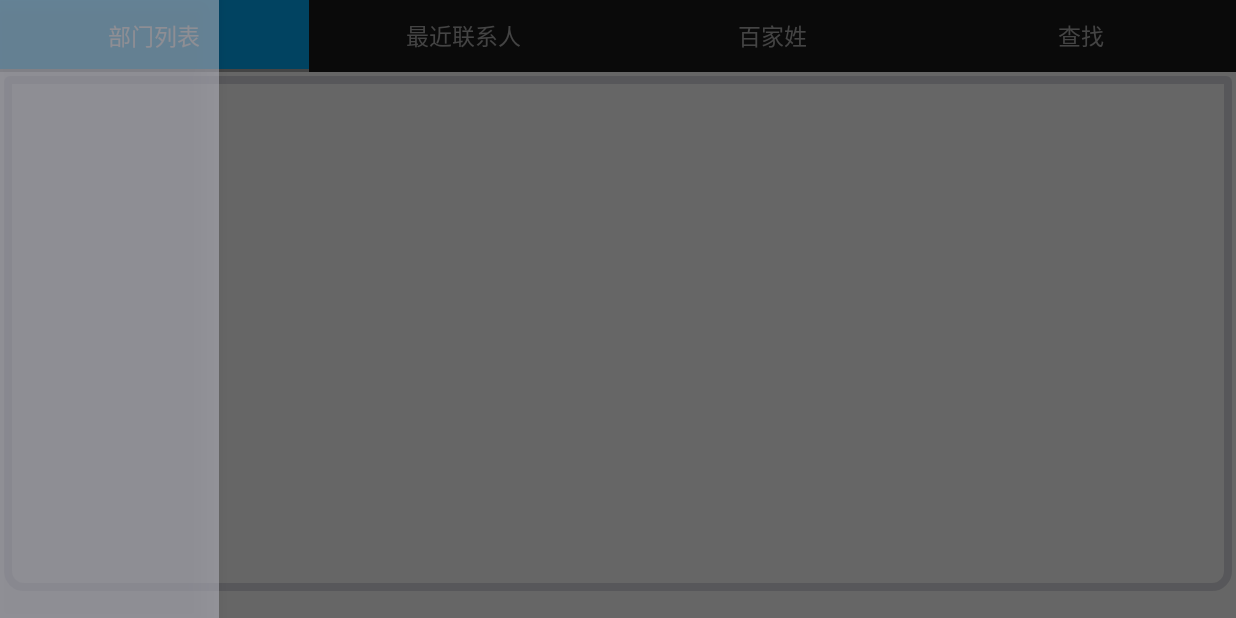
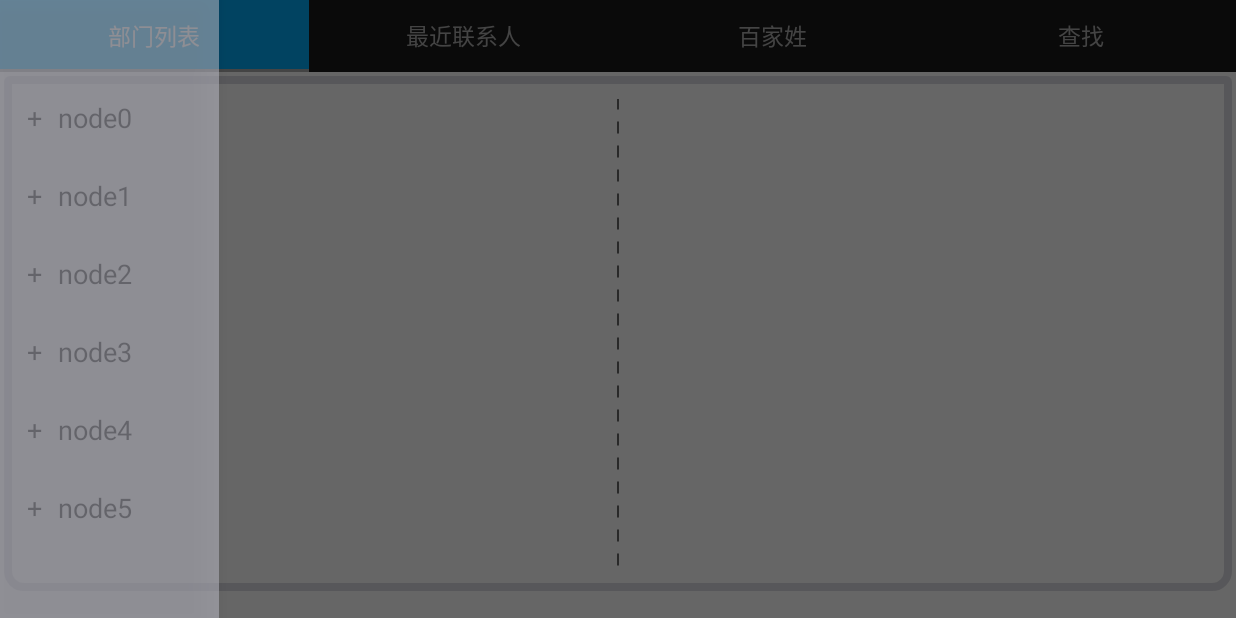
Before and after one commit to yuexianguo/phone_book_code, an Android app: the screen it shows after launch (MainActivity), with the side drawer open, on a phone screen of 824 x 412 dp (held sideways). Run offline under Robolectric (Android 15) with nearby library versions, the phone set to English and light mode, and no system bars; our stand-ins replace RxJava, Volley; libraries missing offline, so code that uses them is left out: com.kaopiz.kprogresshud, io.realm; network calls fail; pictures from the network do not load; 5 statements that could not run were skipped.

Commit message:
1.Supported the dept tree list sample.

```diff
--- a/app/build.gradle
+++ b/app/build.gradle
@@ -78,7 +78,4 @@ dependencies {
 
     //for the StringUtils
     implementation "org.apache.commons:commons-lang3:$commons_lang_version"
-    //for seekbar
-    implementation 'com.crystal:crystalrangeseekbar:1.1.3'
-
 }
--- /dev/null
+++ b/app/src/main/java/com/phone/book/adapter/DeptTreeAdapter.java
@@ -0,0 +1,96 @@
+package com.phone.book.adapter;
+
+import android.content.Context;
+import android.view.LayoutInflater;
+import android.view.View;
+import android.view.ViewGroup;
+import android.widget.TextView;
+
+import androidx.annotation.NonNull;
+import androidx.recyclerview.widget.RecyclerView;
+
+import com.phone.book.R;
+import com.phone.book.bean.Tree;
+
+import java.util.ArrayList;
+import java.util.Stack;
+
+/**
+ * description :
+ * author : Andy.Guo
+ * email : Andy.Guo@waclightiong.com.cn
+ * data : 2021/12/31
+ */
+public class DeptTreeAdapter extends RecyclerView.Adapter<DeptTreeAdapter.ViewHolder> {
+    ArrayList<Tree> treeList=new ArrayList<>();
+    Context context ;
+    Tree pin;
+    public DeptTreeAdapter(Context context, Tree tree) {
+        this.context  =  context;
+        treeList.addAll(tree.child);
+    }
+
+    @NonNull
+    @Override
+    public DeptTreeAdapter.ViewHolder onCreateViewHolder(@NonNull ViewGroup parent, int viewType) {
+        View view = LayoutInflater.from(parent.getContext()).inflate(R.layout.adapter_item_dept_list, parent, false);
+        return new ViewHolder(view);
+    }
+
+    @Override
+    public void onBindViewHolder(@NonNull DeptTreeAdapter.ViewHolder holder, int position) {
+        Tree tree = treeList.get(position);
+        if(!treeList.get(position).child.isEmpty()){
+            holder.tag.setText(treeList.get(position).tag?"-":"+");
+        }else{
+            holder.tag.setText("    ");
+        }
+        holder.node.setText(tree.node);
+        holder.itemView.setOnClickListener(view->{
+            int pos = holder.getLayoutPosition();
+            pin = treeList.get(pos);
+            pin .tag = !pin.tag;
+            if (pin.tag){
+                expand(pos);
+            }else{
+                fold(pos);
+            }
+            notifyDataSetChanged();
+        });
+    }
+
+    private void fold(int pos) {
+        Stack<Tree> stack = new Stack<>();
+        stack.push(treeList.get(pos));
+        int count=0;
+        while (!stack.isEmpty()){
+            for (Tree tree:stack.pop().child) {
+                if(tree.tag){stack.push(tree);}
+                count++;
+            }
+        }
+        for(int i=0;i<count;i++){
+            treeList.remove(pos+1);
+        }
+    }
+
+    private void expand(int pos) {
+        treeList.addAll(pos+1,treeList.get(pos).child);
+    }
+
+    @Override
+    public int getItemCount() {
+        return treeList.size();
+    }
+
+    public static class ViewHolder extends RecyclerView.ViewHolder {
+        TextView node;
+        TextView tag;
+        public ViewHolder(@NonNull View itemView) {
+            super(itemView);
+            tag = itemView.findViewById(R.id.adapter_item_dept_tag);
+            node = itemView.findViewById(R.id.adapter_item_dept_name);
+        }
+
+    }
+}
--- /dev/null
+++ b/app/src/main/java/com/phone/book/bean/Tree.java
@@ -0,0 +1,20 @@
+package com.phone.book.bean;
+
+import java.util.ArrayList;
+
+/**
+ * description :
+ * author : Andy.Guo
+ * email : Andy.Guo@waclightiong.com.cn
+ * data : 2021/12/31
+ */
+public class Tree {
+    public String node;
+    public ArrayList<Tree> child= new ArrayList<>();
+    public Tree parent;
+    public Boolean tag= false;
+    public Tree(String node, Tree parent) {
+        this.node = node;
+        this.parent = parent;
+    }
+}
--- a/app/src/main/java/com/phone/book/fragment/DeptListFragment.kt
+++ b/app/src/main/java/com/phone/book/fragment/DeptListFragment.kt
@@ -2,9 +2,13 @@ package com.phone.book.fragment
 
 import android.content.Context
 import android.os.Bundle
+import androidx.recyclerview.widget.LinearLayoutManager
 import com.phone.book.R
 import com.phone.book.activity.MainActivity
+import com.phone.book.adapter.DeptTreeAdapter
+import com.phone.book.bean.Tree
 import com.phone.book.common.BaseFragment
+import kotlinx.android.synthetic.main.fragment_dept_list.*
 
 
 const val TAG_DEPT_LIST_FRAGMENT = "DeptListFragment"
@@ -27,6 +31,17 @@ class DeptListFragment : BaseFragment() {
 
 
     override fun initViews() {
+        var tree: Tree = Tree("root", null);
+        for (i in 0 until 10) {
+            var ti = Tree("node$i", tree);
+            tree.child.add(ti);
+            for (j in 0 until 10) {
+                ti.child.add(Tree("node$i$j", ti));
+            }
+        }
+        recyclerview_dept_list.layoutManager = LinearLayoutManager(context)
+        var adapterDept: DeptTreeAdapter = DeptTreeAdapter(context, tree)
+        recyclerview_dept_list.adapter = adapterDept
 
     }
 
--- /dev/null
+++ b/app/src/main/res/drawable/dash_line.xml
@@ -0,0 +1,18 @@
+<?xml version="1.0" encoding="utf-8"?>
+<layer-list xmlns:android="http://schemas.android.com/apk/res/android">
+    <item
+        android:left="-300dp"
+        android:right="-300dp">
+        <rotate
+            android:fromDegrees="90"
+            android:visible="true">
+            <shape android:shape="line">
+                <stroke
+                    android:width="1dp"
+                    android:color="@color/colorGrayDark"
+                    android:dashGap="8dp"
+                    android:dashWidth="8dp" />
+            </shape>
+        </rotate>
+    </item>
+</layer-list>
--- /dev/null
+++ b/app/src/main/res/layout/adapter_item_dept_list.xml
@@ -0,0 +1,19 @@
+<?xml version="1.0" encoding="utf-8"?>
+<LinearLayout xmlns:android="http://schemas.android.com/apk/res/android"
+    android:orientation="horizontal"
+    android:layout_width="match_parent"
+    android:layout_height="@dimen/x100">
+    <TextView
+        android:id="@+id/adapter_item_dept_tag"
+        android:layout_width="wrap_content"
+        android:layout_height="wrap_content"
+        style="@style/ItemTitle"
+        />
+    <TextView
+        android:id="@+id/adapter_item_dept_name"
+        android:layout_width="wrap_content"
+        android:layout_height="wrap_content"
+        android:layout_marginLeft="@dimen/x20"
+        style="@style/ItemTitle"
+        />
+</LinearLayout>
--- a/app/src/main/res/layout/fragment_dept_list.xml
+++ b/app/src/main/res/layout/fragment_dept_list.xml
@@ -5,12 +5,28 @@
     android:layout_width="match_parent"
     android:layout_height="match_parent"
     android:background="@drawable/home_call_log_bg"
-    android:orientation="vertical"
+    android:padding="@dimen/x30"
+    android:orientation="horizontal"
     >
 
     <androidx.recyclerview.widget.RecyclerView
-        android:id="@+id/recyclerview_call_log"
-        android:layout_width="match_parent"
+        android:id="@+id/recyclerview_dept_list"
+        android:layout_width="0dp"
+        android:layout_weight="1"
+        android:layout_marginRight="2dp"
+        android:layout_height="match_parent"/>
+
+    <View
+        android:layout_width="4dp"
+        android:layout_height="match_parent"
+        android:background="@drawable/dash_line"
+        />
+
+    <androidx.recyclerview.widget.RecyclerView
+        android:id="@+id/recyclerview_dept_list_detail"
+        android:layout_marginLeft="2dp"
+        android:layout_width="0dp"
+        android:layout_weight="1"
         android:layout_height="match_parent"/>
 
 </LinearLayout>
```
Also changed, not shown: 1 other file.
